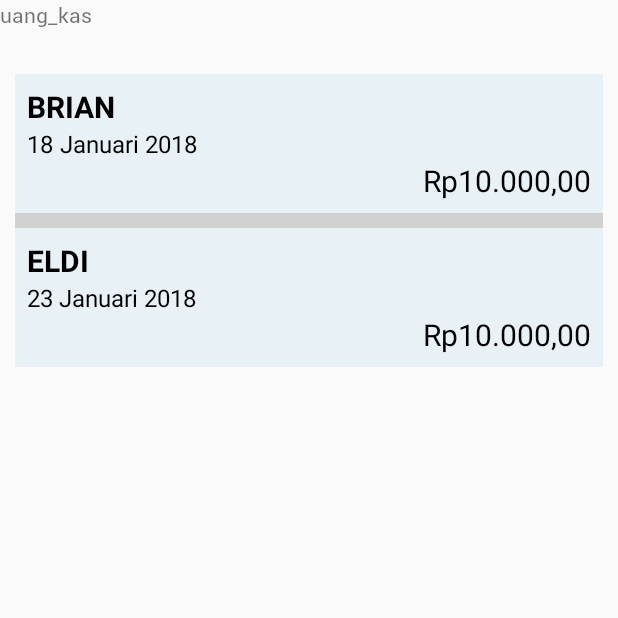
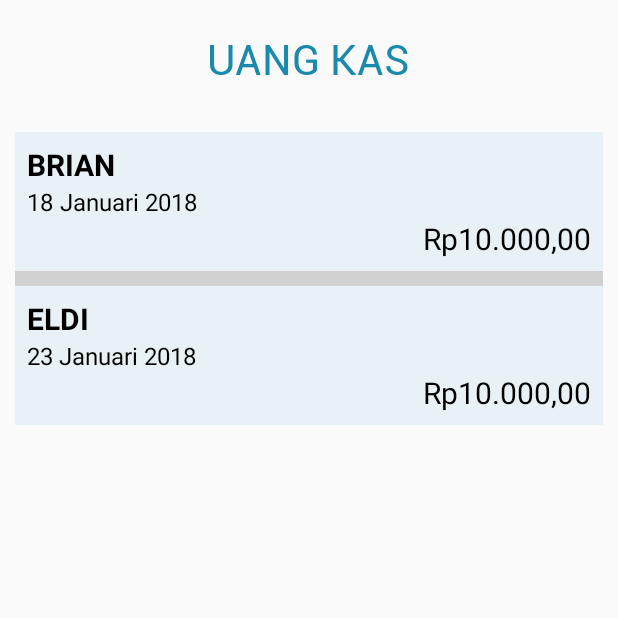
Before and after one commit to Bintang007/KeuanganHimasif, an Android app: the fragment GuestUangKas shown on its own in the app's theme, on a phone screen of 412 x 824 dp, the top half of it. Run offline under Robolectric (Android 15) with nearby library versions, the phone set to English and light mode, and no system bars.

Commit message:
Edit XML Guest

```diff
--- a/app/src/main/res/layout/fragment_guest_uang_kas.xml
+++ b/app/src/main/res/layout/fragment_guest_uang_kas.xml
@@ -5,10 +5,14 @@
     tools:context="com.example.brianr.keuanganhimasif.GuestUangKas">
 
     <TextView
-        android:id="@+id/title"
         android:layout_width="wrap_content"
         android:layout_height="wrap_content"
-        android:text="uang_kas" />
+        android:text="UANG KAS"
+        android:id="@+id/title"
+        android:textSize="28dp"
+        android:textColor="#1989AC"
+        android:layout_marginTop="20dp"
+        android:layout_centerHorizontal="true"/>
 
     <ListView
         android:id="@+id/list_masuk"
```
Also changed, not shown: app/src/main/res/layout/fragment_guest_dana_keluar.xml (+6 -2 lines).
